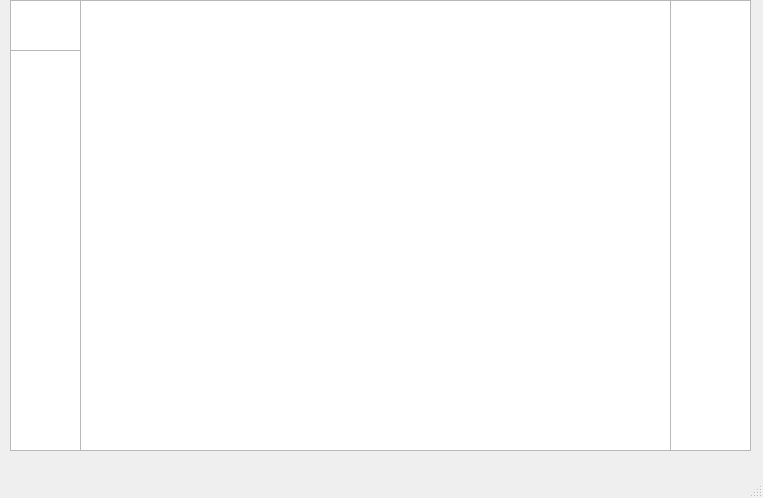
Qt form UI/MainWindow/mainwindow.ui (alexjwong/logic-simulator) before a commit.
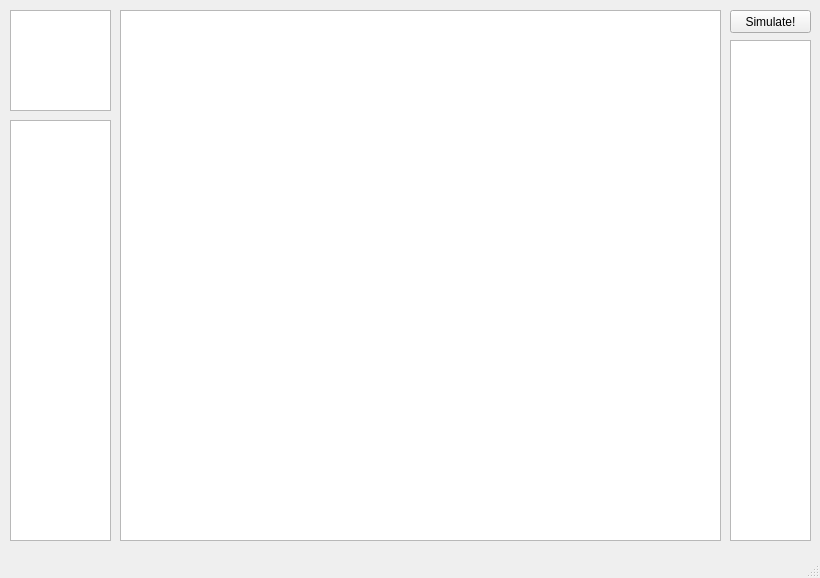
The same form after that commit.

```diff
--- a/UI/MainWindow/mainwindow.ui
+++ b/UI/MainWindow/mainwindow.ui
@@ -6,8 +6,8 @@
    <rect>
     <x>0</x>
     <y>0</y>
-    <width>763</width>
-    <height>498</height>
+    <width>820</width>
+    <height>578</height>
    </rect>
   </property>
   <property name="windowTitle">
@@ -18,9 +18,9 @@
     <property name="geometry">
      <rect>
       <x>10</x>
-      <y>0</y>
-      <width>71</width>
-      <height>51</height>
+      <y>10</y>
+      <width>101</width>
+      <height>101</height>
      </rect>
     </property>
    </widget>
@@ -28,30 +28,56 @@
     <property name="geometry">
      <rect>
       <x>10</x>
-      <y>50</y>
-      <width>71</width>
-      <height>401</height>
+      <y>120</y>
+      <width>101</width>
+      <height>421</height>
      </rect>
     </property>
    </widget>
    <widget class="QGraphicsView" name="graphicsView_3">
     <property name="geometry">
      <rect>
-      <x>80</x>
-      <y>0</y>
-      <width>591</width>
-      <height>451</height>
+      <x>120</x>
+      <y>10</y>
+      <width>601</width>
+      <height>531</height>
      </rect>
     </property>
    </widget>
-   <widget class="QTextBrowser" name="textBrowser">
+   <widget class="QTextEdit" name="textEdit">
     <property name="geometry">
      <rect>
-      <x>670</x>
-      <y>0</y>
+      <x>730</x>
+      <y>40</y>
       <width>81</width>
-      <height>451</height>
+      <height>501</height>
      </rect>
+    </property>
+    <property name="toolTip">
+     <string>&lt;html&gt;&lt;head/&gt;&lt;body&gt;&lt;p&gt;Circuit information&lt;/p&gt;&lt;/body&gt;&lt;/html&gt;</string>
+    </property>
+    <property name="html">
+     <string>&lt;!DOCTYPE HTML PUBLIC &quot;-//W3C//DTD HTML 4.0//EN&quot; &quot;http://www.w3.org/TR/REC-html40/strict.dtd&quot;&gt;
+&lt;html&gt;&lt;head&gt;&lt;meta name=&quot;qrichtext&quot; content=&quot;1&quot; /&gt;&lt;style type=&quot;text/css&quot;&gt;
+p, li { white-space: pre-wrap; }
+&lt;/style&gt;&lt;/head&gt;&lt;body style=&quot; font-family:'MS Shell Dlg 2'; font-size:8.25pt; font-weight:400; font-style:normal;&quot;&gt;
+&lt;p style=&quot;-qt-paragraph-type:empty; margin-top:0px; margin-bottom:0px; margin-left:0px; margin-right:0px; -qt-block-indent:0; text-indent:0px; font-size:8pt;&quot;&gt;&lt;br /&gt;&lt;/p&gt;&lt;/body&gt;&lt;/html&gt;</string>
+    </property>
+   </widget>
+   <widget class="QPushButton" name="pushButton">
+    <property name="geometry">
+     <rect>
+      <x>730</x>
+      <y>10</y>
+      <width>81</width>
+      <height>23</height>
+     </rect>
+    </property>
+    <property name="toolTip">
+     <string>&lt;html&gt;&lt;head/&gt;&lt;body&gt;&lt;p&gt;Run the circuit&lt;/p&gt;&lt;/body&gt;&lt;/html&gt;</string>
+    </property>
+    <property name="text">
+     <string>Simulate!</string>
     </property>
    </widget>
   </widget>
```
Left out of the diff: 11 changed lines with no effect on the pictures.
